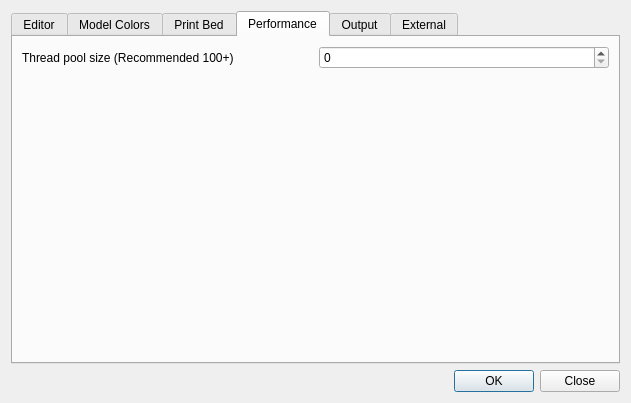
First picture: the form in src/ui/preferences.ui, repository GilesBathgate/RapCAD, before the edit.
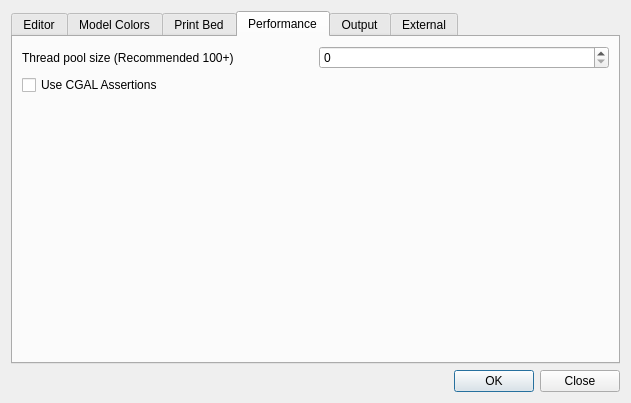
Second picture: the form after the edit. The open tabs and pages were chosen to show the change.

Commit message: Allow runtime configuration of assertions in CGAL 5.6

What changed in the file:
```diff
--- a/src/ui/preferences.ui
+++ b/src/ui/preferences.ui
@@ -551,6 +551,16 @@
            </item>
           </layout>
          </item>
+         <item>
+          <widget class="QCheckBox" name="useCGALAssertionsCheckBox">
+           <property name="toolTip">
+            <string>disable to improve performance</string>
+           </property>
+           <property name="text">
+            <string>Use CGAL Assertions</string>
+           </property>
+          </widget>
+         </item>
          <item>
           <spacer name="verticalSpacer_4">
            <property name="orientation">
```
The commit also changes 5 other files.
